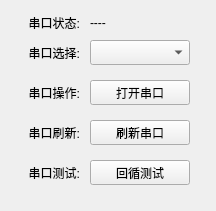
Before: the Qt Designer form IDC_TestSystem/serialport/serialportwid.ui in ChinaClever/IDC_TestSystem, drawn with Qt 5.
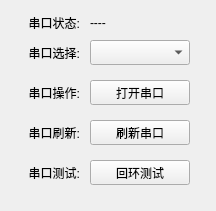
After: the same form once the commit is applied.

Commit message: 修改名字

What changed in the file:
```diff
--- a/IDC_TestSystem/serialport/serialportwid.ui
+++ b/IDC_TestSystem/serialport/serialportwid.ui
@@ -152,7 +152,7 @@
     </rect>
    </property>
    <property name="text">
-    <string>回循测试</string>
+    <string>回环测试</string>
    </property>
   </widget>
  </widget>
```
The commit also changes 1 other file.
